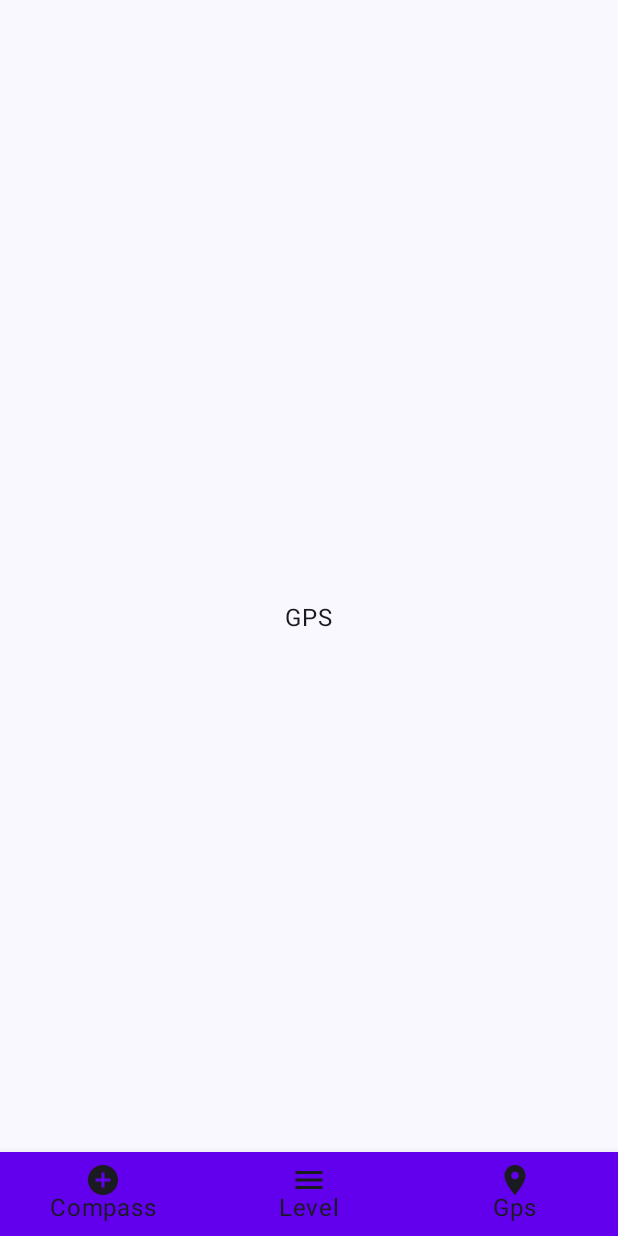
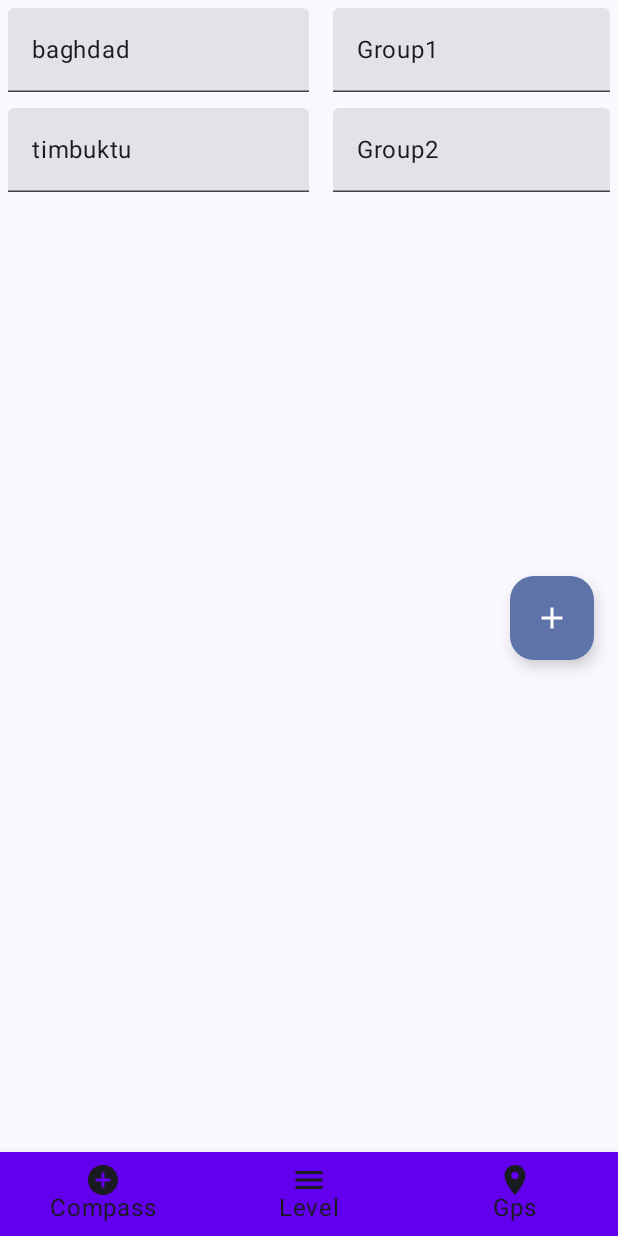
Before and after one commit to MA3134346/Android-Project-3134346, an Android app built with Jetpack Compose: the screen it shows after launch (MainActivity), item 3 of the bottom bar chosen, on a phone screen of 412 x 824 dp. Run offline under Robolectric (Android 15) with nearby library versions, the phone set to English and light mode, and no system bars.

Commit message:
Added functionality to Add and Rename Waypoints

```diff
--- a/app/build.gradle.kts
+++ b/app/build.gradle.kts
@@ -75,4 +75,5 @@ dependencies {
 
     implementation("androidx.navigation:navigation-compose:2.7.5")
     implementation("androidx.compose.material:material:1.5.4")
+    implementation("androidx.datastore:datastore-preferences:1.0.0")
 }
--- a/app/src/main/java/com/example/mdproject/ui/theme/GPS.kt
+++ b/app/src/main/java/com/example/mdproject/ui/theme/GPS.kt
@@ -1,18 +1,141 @@
 package com.example.mdproject.ui.theme
 
+import android.location.Location
 import androidx.compose.foundation.layout.Box
+import androidx.compose.foundation.layout.Column
+import androidx.compose.foundation.layout.Row
+import androidx.compose.foundation.layout.Spacer
 import androidx.compose.foundation.layout.fillMaxSize
+import androidx.compose.foundation.layout.fillMaxWidth
+import androidx.compose.foundation.layout.height
+import androidx.compose.foundation.layout.padding
+import androidx.compose.foundation.layout.size
+import androidx.compose.foundation.lazy.LazyColumn
+import androidx.compose.foundation.lazy.items
+import androidx.compose.material.icons.Icons
+import androidx.compose.material.icons.filled.Add
+import androidx.compose.material3.AlertDialog
+import androidx.compose.material3.Button
+import androidx.compose.material3.ExperimentalMaterial3Api
+import androidx.compose.material3.FloatingActionButton
+import androidx.compose.material3.Icon
 import androidx.compose.material3.Text
+import androidx.compose.material3.TextField
 import androidx.compose.runtime.Composable
+import androidx.compose.runtime.getValue
+import androidx.compose.runtime.mutableStateListOf
+import androidx.compose.runtime.mutableStateOf
+import androidx.compose.runtime.remember
+import androidx.compose.runtime.setValue
+import androidx.compose.runtime.snapshots.SnapshotStateList
 import androidx.compose.ui.Alignment
 import androidx.compose.ui.Modifier
 import androidx.compose.ui.tooling.preview.Preview
+import androidx.compose.ui.unit.dp
 
+data class WayPoint(var name: String, var location: Location, var group: String)
+@OptIn(ExperimentalMaterial3Api::class)
 @Composable
-fun GPS(){
-    Box(modifier = Modifier.fillMaxSize(), contentAlignment = Alignment.Center){
-        Text(text = "GPS")
+fun GPS() {
+    val waypoints = remember { mutableStateListOf(
+        WayPoint("baghdad", Location("baghdad").apply { latitude = 37.7749; longitude = -122.4194 }, "Group1"),
+        WayPoint("timbuktu", Location("timbuktu").apply { latitude = 40.7128; longitude = -74.0060 }, "Group2")
+    ) }
+
+    var showDialog by remember { mutableStateOf(false) }
+
+    LazyColumn {
+        items(waypoints) { item ->
+            Row(
+                modifier = Modifier
+                    .fillMaxWidth()
+                    .padding(5.dp)
+            ) {
+                Column(
+                    modifier = Modifier.weight(1f)
+                ) {
+                    var newName by remember { mutableStateOf(item.name) }
+                    TextField(
+                        value = newName,
+                        onValueChange = {
+                            newName = it
+                            item.name = newName
+                            item.location.provider = newName
+                        }
+                    )
+                }
+                Column(
+                    modifier = Modifier
+                        .weight(1f)
+                        .padding(start = 16.dp)
+                ) {
+                    var newGroup by remember { mutableStateOf(item.group) }
+                    TextField(
+                        value = newGroup,
+                        onValueChange = {
+                            newGroup = it
+                            item.group = newGroup
+                        }
+                    )
+                }
+            }
+        }
     }
+    Box(modifier = Modifier.fillMaxSize(), contentAlignment = Alignment.CenterEnd) {
+        FloatingActionButton(
+            modifier = Modifier
+                .padding(16.dp)
+                .size(56.dp),
+            onClick = { showDialog = true },
+            content = { Icon(Icons.Default.Add, contentDescription = "Add") }
+        )
+    }
+    if (showDialog) {
+        AddDialog(waypoints) { showDialog = false }
+    }
+}
+@OptIn(ExperimentalMaterial3Api::class)
+@Composable
+fun AddDialog(waypoints: SnapshotStateList<WayPoint>, onDismiss: () -> Unit) {
+    var name by remember { mutableStateOf("") }
+    var group by remember { mutableStateOf("") }
+
+    AlertDialog(
+        onDismissRequest = onDismiss,
+        title = { Text(text = "Add Waypoint") },
+        text = {
+            Column {
+                TextField(
+                    value = name,
+                    onValueChange = { name = it },
+                    label = { Text("Name") }
+                )
+                Spacer(modifier = Modifier.height(8.dp))
+                TextField(
+                    value = group,
+                    onValueChange = { group = it },
+                    label = { Text("Group") }
+                )
+            }
+        },
+        confirmButton = {
+            Button(
+                onClick = {
+                    if (name.isNotEmpty()) {
+                        waypoints.add(WayPoint(
+                            name,
+                            Location(name).apply { latitude = 37.7749; longitude = -122.4194 },
+                            group
+                        ))
+                        onDismiss()
+                    }
+                }
+            )
+            { Text("OK") }
+        },
+        dismissButton = { Button(onClick = onDismiss) { Text("Cancel") }
+        }
+    )
 }
 
 @Preview(showBackground = true)
--- /dev/null
+++ b/app/src/main/java/com/example/mdproject/ui/theme/WaypointManager.kt
@@ -0,0 +1,5 @@
+package com.example.mdproject.ui.theme
+
+class WaypointManager {
+
+}
```
